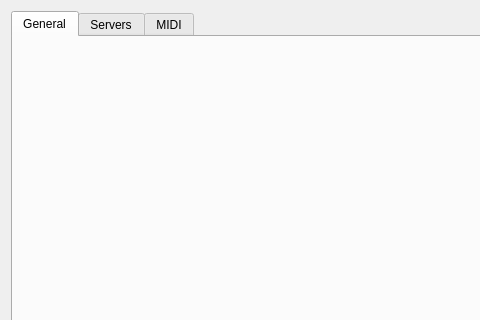
The window that CuteCaspar/SettingsDialog.ui (geertdaelemans/CuteCaspar) describes before a commit, drawn with Qt 5; both pictures show x 0 to 480 and y 0 to 320 of the 747 by 646 pixel window.
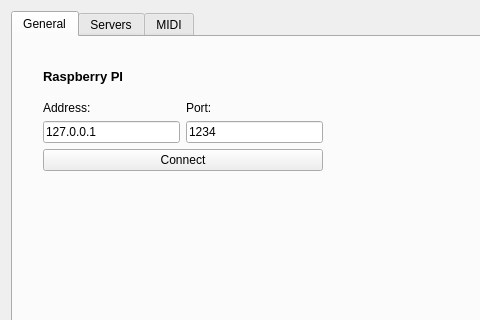
The same window after the commit. The open tabs and pages were chosen to show the change. Icons and pictures are not drawn.

Commit message: Made Midi Panel seperate class and improved functionality.

Diff of the .ui file:
```diff
--- a/CuteCaspar/SettingsDialog.ui
+++ b/CuteCaspar/SettingsDialog.ui
@@ -29,11 +29,115 @@
      </property>
      <widget class="QWidget" name="General">
       <property name="enabled">
-       <bool>false</bool>
+       <bool>true</bool>
       </property>
       <attribute name="title">
        <string>General</string>
       </attribute>
+      <widget class="QWidget" name="layoutWidget_4">
+       <property name="geometry">
+        <rect>
+         <x>30</x>
+         <y>20</y>
+         <width>280</width>
+         <height>114</height>
+        </rect>
+       </property>
+       <layout class="QVBoxLayout" name="verticalLayoutRasp">
+        <item>
+         <widget class="QLabel" name="lblRaspberryPI">
+          <property name="enabled">
+           <bool>true</bool>
+          </property>
+          <property name="font">
+           <font>
+            <pointsize>10</pointsize>
+            <weight>75</weight>
+            <bold>true</bold>
+           </font>
+          </property>
+          <property name="text">
+           <string>Raspberry PI</string>
+          </property>
+         </widget>
+        </item>
+        <item>
+         <layout class="QHBoxLayout" name="horizontalLayoutRasp">
+          <item>
+           <layout class="QVBoxLayout" name="fieldRaspAddress">
+            <item>
+             <widget class="QLabel" name="lblRaspAddress">
+              <property name="text">
+               <string>Address:</string>
+              </property>
+              <property name="alignment">
+               <set>Qt::AlignLeading|Qt::AlignLeft|Qt::AlignTop</set>
+              </property>
+             </widget>
+            </item>
+            <item>
+             <widget class="QLineEdit" name="edtRaspAddress">
+              <property name="text">
+               <string>127.0.0.1</string>
+              </property>
+             </widget>
+            </item>
+           </layout>
+          </item>
+          <item>
+           <layout class="QVBoxLayout" name="fieldRaspPort">
+            <item>
+             <widget class="QLabel" name="lblRaspPort">
+              <property name="text">
+               <string>Port:</string>
+              </property>
+              <property name="alignment">
+               <set>Qt::AlignLeading|Qt::AlignLeft|Qt::AlignTop</set>
+              </property>
+             </widget>
+            </item>
+            <item>
+             <widget class="QLineEdit" name="edtRaspPort">
+              <property name="text">
+               <string>1234</string>
+              </property>
+             </widget>
+            </item>
+           </layout>
+          </item>
+         </layout>
+        </item>
+        <item>
+         <widget class="QPushButton" name="btnConnectRasp">
+          <property name="enabled">
+           <bool>true</bool>
+          </property>
+          <property name="text">
+           <string>Connect</string>
+          </property>
+         </widget>
+        </item>
+       </layout>
+      </widget>
+      <widget class="QLabel" name="label">
+       <property name="geometry">
+        <rect>
+         <x>370</x>
+         <y>20</y>
+         <width>261</width>
+         <height>161</height>
+        </rect>
+       </property>
+       <property name="text">
+        <string/>
+       </property>
+       <property name="pixmap">
+        <pixmap resource="images.qrc">:/Images/RASPBERRY_PI_2_B_01.png</pixmap>
+       </property>
+       <property name="scaledContents">
+        <bool>true</bool>
+       </property>
+      </widget>
      </widget>
      <widget class="QWidget" name="Servers">
       <attribute name="title">
```
Left out of the diff: 54 changed lines with no effect on the pictures. The commit also changes 16 other files.
